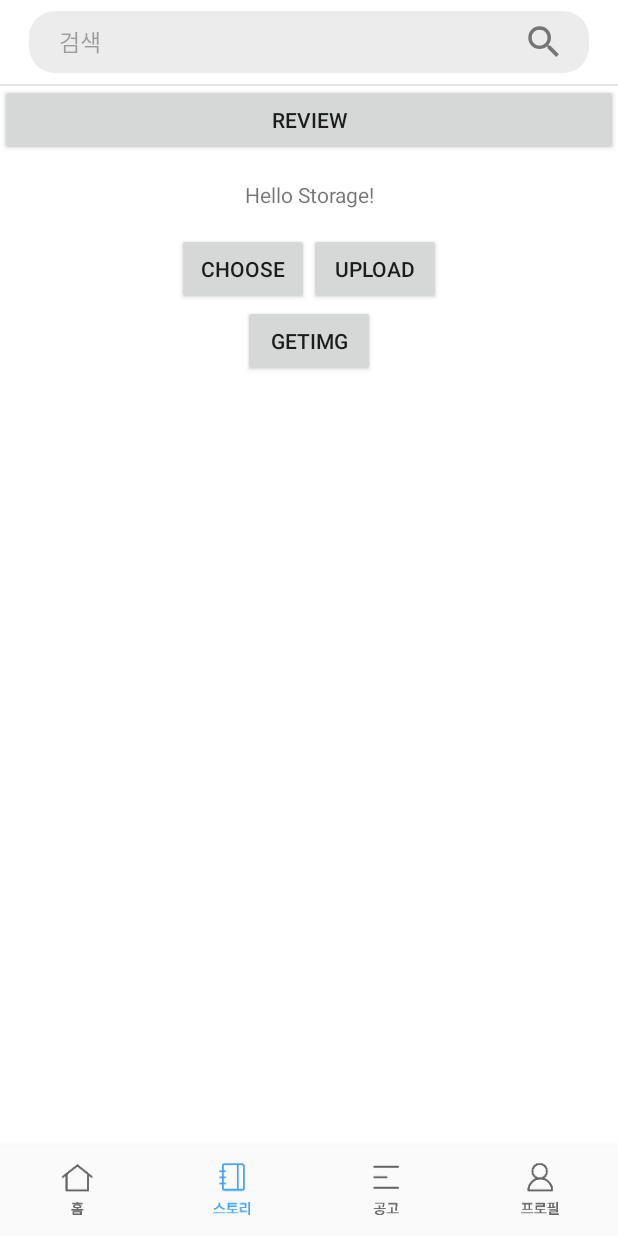
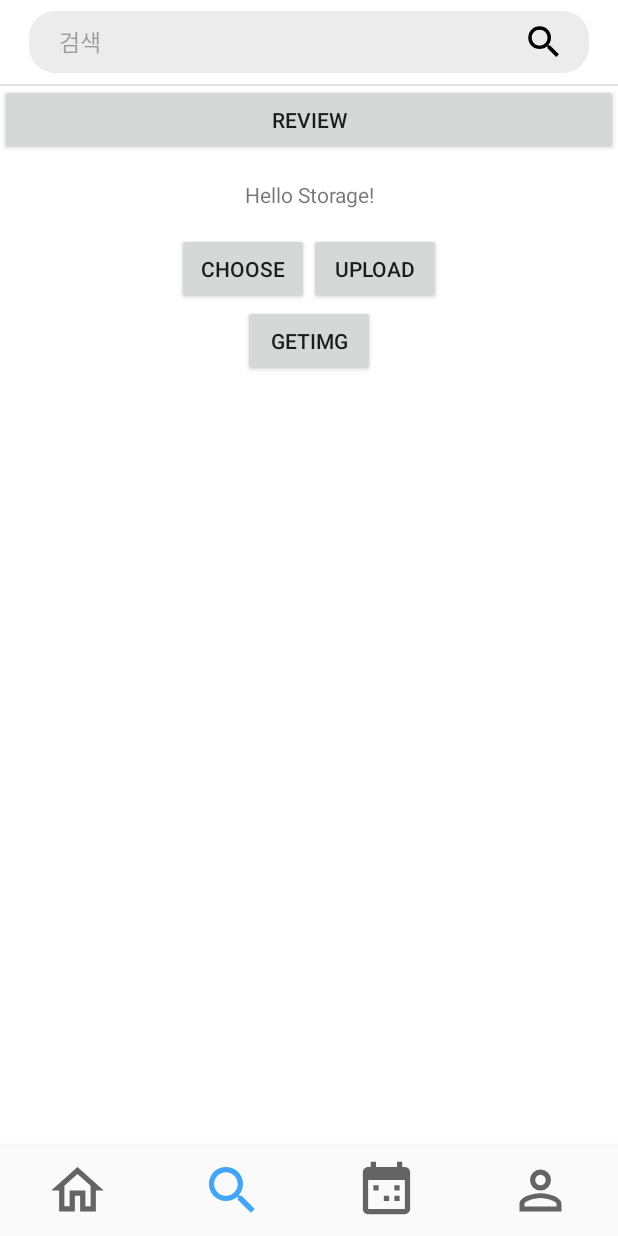
Before and after one commit to yys7517/Instudy, an Android app: the MainActivity screen opened directly, with no data from a screen before it, item 2 of the bottom bar chosen, on a phone screen of 412 x 824 dp. Run offline under Robolectric (Android 15) with nearby library versions, the phone set to English and light mode, and no system bars; our stand-ins replace CircleImageView, Firebase (no records; nobody signed in at launch, a user with empty details on screens opened directly); libraries missing offline, so code that uses them is left out: com.prolificinteractive.materialcalendarview; pictures from the network do not load; 1 statement that could not run was skipped.

```diff
--- a/app/src/main/AndroidManifest.xml
+++ b/app/src/main/AndroidManifest.xml
@@ -32,6 +32,7 @@
         <activity android:name=".Intro.IntroActivity" />
         <activity android:name=".LoginActivity" />
         <activity android:name=".MainActivity" />
+        <activity android:name=".ui.home.BoardWriteActivity"/>
         <activity android:name=".ui.profile.ProfileEdit" />
         <activity android:name=".ui.story.ReviewActivity"/>
         <activity android:name=".ui.story.StoryActivity"/>
--- /dev/null
+++ b/app/src/main/res/drawable/account_outline.xml
@@ -0,0 +1,8 @@
+<!-- drawable/account_outline.xml -->
+<vector xmlns:android="http://schemas.android.com/apk/res/android"
+    android:height="12dp"
+    android:width="12dp"
+    android:viewportWidth="24"
+    android:viewportHeight="24">
+    <path android:fillColor="#000" android:pathData="M12,4A4,4 0 0,1 16,8A4,4 0 0,1 12,12A4,4 0 0,1 8,8A4,4 0 0,1 12,4M12,6A2,2 0 0,0 10,8A2,2 0 0,0 12,10A2,2 0 0,0 14,8A2,2 0 0,0 12,6M12,13C14.67,13 20,14.33 20,17V20H4V17C4,14.33 9.33,13 12,13M12,14.9C9.03,14.9 5.9,16.36 5.9,17V18.1H18.1V17C18.1,16.36 14.97,14.9 12,14.9Z" />
+</vector>
--- /dev/null
+++ b/app/src/main/res/drawable/calendar_multiselect.xml
@@ -0,0 +1,8 @@
+<!-- drawable/calendar_multiselect.xml -->
+<vector xmlns:android="http://schemas.android.com/apk/res/android"
+    android:height="12dp"
+    android:width="12dp"
+    android:viewportWidth="24"
+    android:viewportHeight="24">
+    <path android:fillColor="#000" android:pathData="M19,19V8H5V19H19M16,1H18V3H19A2,2 0 0,1 21,5V19A2,2 0 0,1 19,21H5C3.89,21 3,20.1 3,19V5C3,3.89 3.89,3 5,3H6V1H8V3H16V1M7,10H9V12H7V10M15,10H17V12H15V10M11,14H13V16H11V14M15,14H17V16H15V14Z" />
+</vector>
--- /dev/null
+++ b/app/src/main/res/drawable/home_outline.xml
@@ -0,0 +1,8 @@
+<!-- drawable/home_outline.xml -->
+<vector xmlns:android="http://schemas.android.com/apk/res/android"
+    android:height="12dp"
+    android:width="12dp"
+    android:viewportWidth="24"
+    android:viewportHeight="24">
+    <path android:fillColor="#000" android:pathData="M12 5.69L17 10.19V18H15V12H9V18H7V10.19L12 5.69M12 3L2 12H5V20H11V14H13V20H19V12H22L12 3Z" />
+</vector>
--- a/app/src/main/res/drawable/magnify.xml
+++ b/app/src/main/res/drawable/magnify.xml
@@ -1,9 +1,8 @@
 <!-- drawable/magnify.xml -->
 <vector xmlns:android="http://schemas.android.com/apk/res/android"
-    android:height="24dp"
-    android:width="24dp"
+    android:height="12dp"
+    android:width="12dp"
     android:viewportWidth="24"
-    android:viewportHeight="24"
-android:tint="@color/colorGray">
+    android:viewportHeight="24">
     <path android:fillColor="#000" android:pathData="M9.5,3A6.5,6.5 0 0,1 16,9.5C16,11.11 15.41,12.59 14.44,13.73L14.71,14H15.5L20.5,19L19,20.5L14,15.5V14.71L13.73,14.44C12.59,15.41 11.11,16 9.5,16A6.5,6.5 0 0,1 3,9.5A6.5,6.5 0 0,1 9.5,3M9.5,5C7,5 5,7 5,9.5C5,12 7,14 9.5,14C12,14 14,12 14,9.5C14,7 12,5 9.5,5Z" />
 </vector>
--- a/app/src/main/res/layout/board_write.xml
+++ b/app/src/main/res/layout/board_write.xml
@@ -59,7 +59,7 @@
         app:layout_constraintTop_toBottomOf="@+id/constraint" />
 
     <ImageView
-        android:id="@+id/selectimg"
+        android:id="@+id/selectimgView"
         android:layout_width="match_parent"
         android:layout_height="300dp"
         android:layout_marginLeft="20dp"
@@ -74,7 +74,7 @@
         app:layout_constraintVertical_bias="0.121" />
 
     <ImageButton
-        android:id="@+id/imgbtnCamera"
+        android:id="@+id/imgselect"
         android:layout_width="27dp"
         android:layout_height="27dp"
         android:layout_marginRight="8dp"
--- a/app/src/main/res/menu/bottom_nav_menu.xml
+++ b/app/src/main/res/menu/bottom_nav_menu.xml
@@ -3,22 +3,22 @@
 
     <item
             android:id="@+id/frag_navigation_home"
-            android:icon="@drawable/tabbar_home_selected_btn"
+            android:icon="@drawable/home_outline"
             android:title="홈"/>
 
     <item
             android:id="@+id/frag_navigation_story"
-            android:icon="@drawable/tabbar_story_selected_btn"
+            android:icon="@drawable/magnify"
             android:title="스토리"/>
 
     <item
             android:id="@+id/frag_navigation_calender"
-            android:icon="@drawable/tabbar_notice_selected_btn"
+            android:icon="@drawable/calendar_multiselect"
             android:title="캘린더"/>
 
     <item
             android:id="@+id/frag_navigation_profile"
-            android:icon="@drawable/tabbar_profile_selected_btn"
+            android:icon="@drawable/account_outline"
             android:title="프로필"/>
 
 </menu>
```
Also changed, not shown: app/src/main/java/com/example/gonggong/ui/home/BoardWriteActivity.java (+114 -23 lines).
